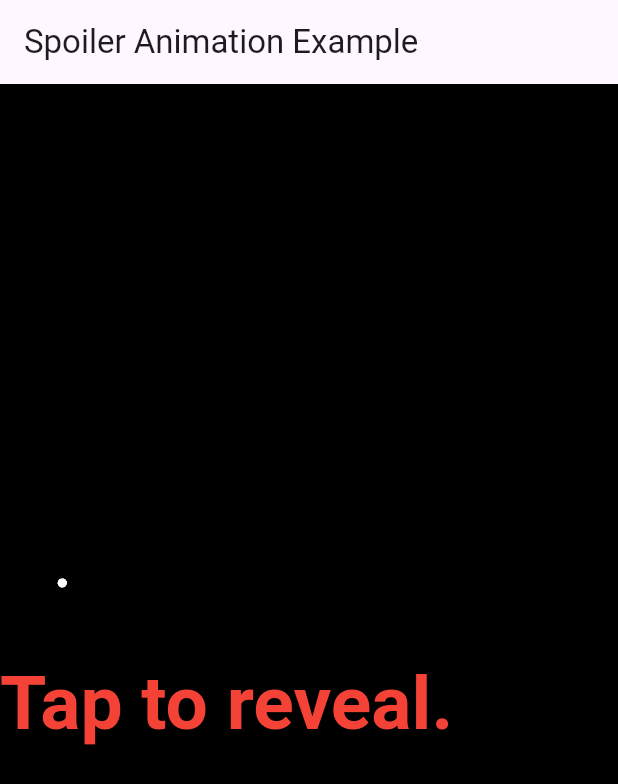
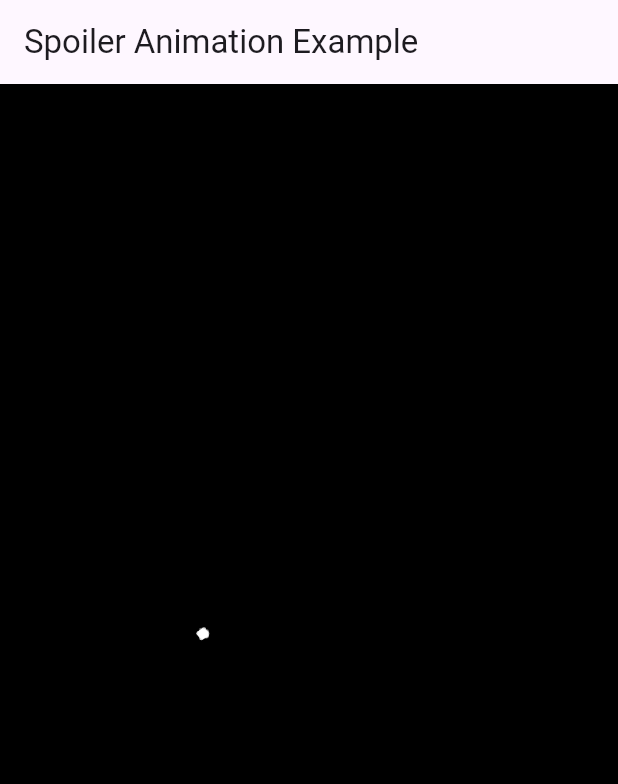
Before and after one commit to mancolo77/flicker_text, a Flutter app: the screen it shows after launch, on a phone screen of 412 x 824 dp. Shown: the top 784 px of the screen. Run offline on Flutter 3.47's test engine with Material 3 defaults, Android fonts, the phone set to English and light mode, and no system bars.

```diff
--- a/example/lib/main.dart
+++ b/example/lib/main.dart
@@ -18,8 +18,6 @@ class SpoilerTextExampleApp extends StatelessWidget {
         ),
         body: const Center(
           child: FlickerText(
-            showDurationInSeconds: 3,
-            tapShow: true,
             enable: true,
             maxParticleSize: 1.5,
             particleDensity: .4,
@@ -27,10 +25,9 @@ class SpoilerTextExampleApp extends StatelessWidget {
             fadeRadius: 1,
             fadeAnimation: true,
             enableGesture: true,
-            selection: TextSelection(baseOffset: 0, extentOffset: 18),
-            text: 'This is a spoiler! Tap to reveal.',
+            text: '12312323',
             style: TextStyle(
-              fontSize: 50,
+              fontSize: 40,
               fontWeight: FontWeight.bold,
               color: Colors.red,
             ),
--- a/lib/models/particle.dart
+++ b/lib/models/particle.dart
@@ -24,6 +24,9 @@ class Particle extends Offset {
   /// The rect where the particle is located.
   final Rect rect;
 
+  /// The center of the particle's initial position.
+  final Offset center;
+
   const Particle(
     super.dx,
     super.dy,
@@ -32,8 +35,9 @@ class Particle extends Offset {
     this.life,
     this.speed,
     this.angle,
-    this.rect,
-  );
+    this.rect, {
+    required this.center,
+  });
 
   /// Copy the particle with new values
   Particle copyWith({
@@ -45,6 +49,7 @@ class Particle extends Offset {
     double? speed,
     double? angle,
     Rect? rect,
+    Offset? center,
   }) {
     return Particle(
       dx ?? this.dx,
@@ -55,15 +60,22 @@ class Particle extends Offset {
       speed ?? this.speed,
       angle ?? this.angle,
       rect ?? this.rect,
+      center: center ?? this.center,
     );
   }
 
-  /// Move the particle
+  /// Move the particle relative to the center
   ///
-  /// This method is used to move the particle.
-  /// It calculates the next position of the particle based on the current position, speed, and angle.
+  /// This method is used to move the particle relative to its center.
+  /// It calculates the next position of the particle based on the current position, speed, angle, and center.
   Particle move() {
-    final next = this + Offset.fromDirection(angle, speed);
+    final offsetFromCenter =
+        this - center; // Calculate current offset from center
+    final nextOffsetFromCenter =
+        offsetFromCenter + Offset.fromDirection(angle, speed);
+
+    final next = center +
+        nextOffsetFromCenter; // Calculate the new position relative to the center
 
     final lifetime = life - 0.01;
     final color = lifetime > .1 ? this.color.withOpacity(lifetime) : this.color;
@@ -73,8 +85,11 @@ class Particle extends Offset {
       dy: next.dy,
       life: lifetime,
       color: color,
-      // Random angle
-      angle: angle + (Random().nextDouble() - 0.5),
+      angle: angle + (Random().nextDouble() - 0.5) * 0.5,
     );
   }
+
+  bool isWithinRadius(Offset checkCenter, double radius) {
+    return (this - checkCenter).distance <= radius;
+  }
 }
--- a/lib/src/flicker_text.dart
+++ b/lib/src/flicker_text.dart
@@ -19,7 +19,7 @@ class FlickerText extends StatefulWidget {
     this.fadeAnimation = false,
     this.enableGesture = false,
     this.selection,
-    this.tapShow = false,
+    this.tapWithTimer = false,
     this.showDurationInSeconds = 3,
     required this.text,
     this.style,
@@ -37,7 +37,7 @@ class FlickerText extends StatefulWidget {
   final String text;
   final TextSelection? selection;
   final bool
-      tapShow; // New parameter to enable/disable tap-to-show functionality
+      tapWithTimer; // New parameter to enable/disable tap-to-show functionality
   final int
       showDurationInSeconds; // New parameter to set the duration in seconds for showing the text
 
@@ -51,6 +51,7 @@ class _FlickerTextState extends State<FlickerText>
   AnimationController? fadeAnimationController;
   Animation<double>? fadeAnimation;
   Future<void>? _currentShowFuture;
+
   bool _isShowingText = false;
 
   late final AnimationController particleAnimationController;
@@ -75,6 +76,7 @@ class _FlickerTextState extends State<FlickerText>
       widget.speedOfParticles,
       rng.nextDouble() * 2 * pi,
       rect,
+      center: offset,
     );
   }
 
@@ -107,11 +109,13 @@ class _FlickerTextState extends State<FlickerText>
 
     if (widget.fadeAnimation) {
       fadeAnimationController = AnimationController(
-        duration: const Duration(milliseconds: 300),
+        duration: const Duration(seconds: 2),
         vsync: this,
       );
-      fadeAnimation =
-          Tween<double>(begin: 0, end: 1).animate(fadeAnimationController!);
+      fadeAnimation = Tween<double>(begin: 0, end: 1).animate(CurvedAnimation(
+        parent: fadeAnimationController!,
+        curve: Curves.easeInOutCubic,
+      ));
     }
 
     enabled = widget.enable;
@@ -128,7 +132,7 @@ class _FlickerTextState extends State<FlickerText>
           return;
         }
 
-        if (widget.tapShow &&
+        if (widget.tapWithTimer &&
             spoilerRects.any((rect) => rect.contains(fadeOffset))) {
           _showTextTemporarily();
         } else if (widget.enable &&
@@ -171,8 +175,13 @@ class _FlickerTextState extends State<FlickerText>
     if (oldWidget.enable != widget.enable) {
       _onEnabledChanged(widget.enable);
     }
+    _calculateCenterOffset();
 
     super.didUpdateWidget(oldWidget);
+  }
+
+  void _calculateCenterOffset() {
+    fadeOffset = spoilerBounds.center;
   }
 
   void _onEnabledChanged(bool enable) {
@@ -225,12 +234,12 @@ class _FlickerTextState extends State<FlickerText>
     return GestureDetector(
       onTapUp: (details) {
         fadeOffset = details.localPosition;
-
         if (_isShowingText) {
-          return;
-        }
-
-        if (widget.tapShow &&
+          setState(() {
+            _isShowingText = false;
+            enabled = true;
+          });
+        } else if (widget.tapWithTimer &&
             spoilerRects.any((rect) => rect.contains(fadeOffset))) {
           _showTextTemporarily();
         } else if (widget.enable &&
@@ -257,9 +266,8 @@ class _FlickerTextState extends State<FlickerText>
           late final Offset center;
 
           void updateRadius() {
-            final farthestPoint =
-                spoilerBounds.getFarthestPoint(fadeOffset + offset);
-            final distance = (farthestPoint - (fadeOffset + offset)).distance;
+            spoilerBounds.getFarthestPoint(fadeOffset + offset);
+            final distance = (fadeOffset - (fadeOffset + offset)).distance;
             radius = distance * fadeAnimation!.value;
             center = fadeOffset + offset;
           }
@@ -289,16 +297,13 @@ class _FlickerTextState extends State<FlickerText>
           }
 
           void drawSplashAnimation() {
-            final rect = Rect.fromCircle(
-                center: spoilerBounds.center + offset, radius: radius);
+            final rect = Rect.fromCircle(center: fadeOffset, radius: radius);
 
-            final path = Path.combine(
-              PathOperation.difference,
-              Path()..addRect(spoilerBounds),
-              Path()..addOval(rect),
-            );
-
-            context.pushClipPath(true, offset, rect, path, superPaint);
+            // Simplified drawing directly at the center
+            final paint = Paint()
+              ..color = Colors.transparent // Adjust for desired color
+              ..style = PaintingStyle.fill;
+            context.canvas.drawOval(rect, paint);
           }
 
           if (isAnimating) {
```
Also changed, not shown: lib/extension/rect_x.dart (+33 -18 lines).
